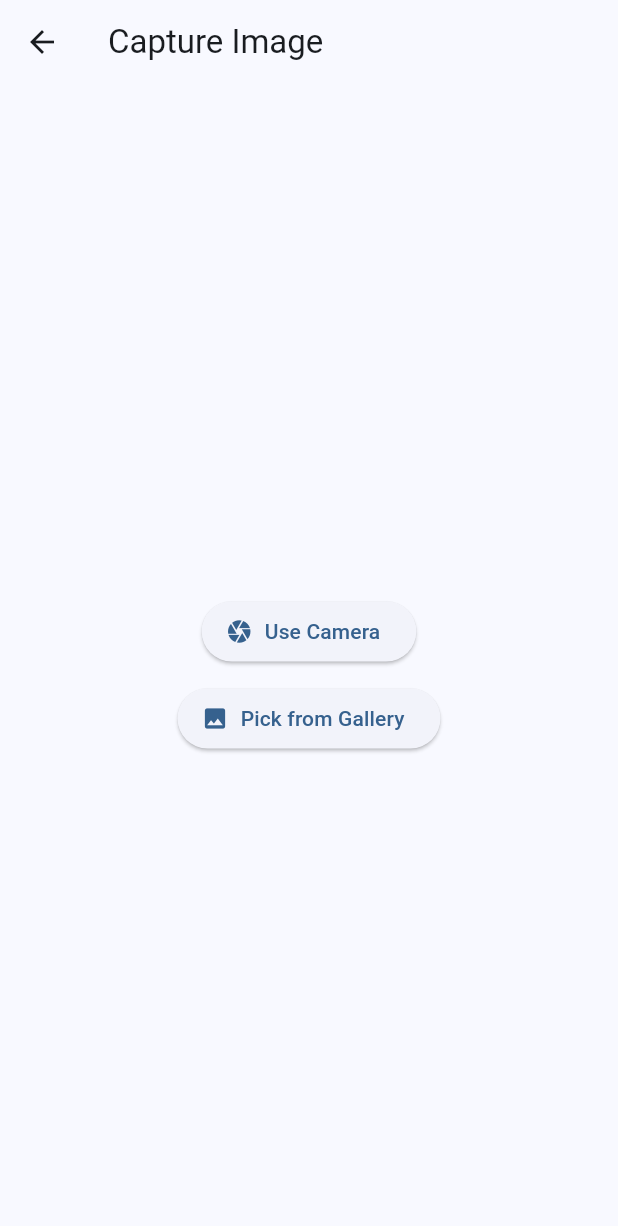
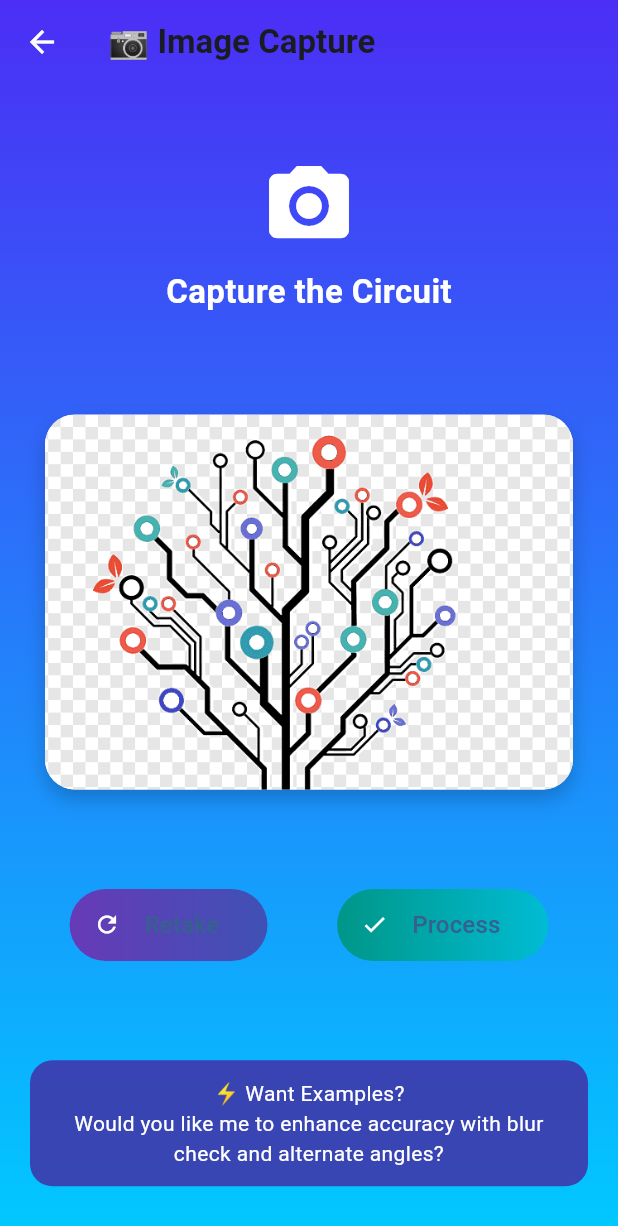
Before and after one commit to supunabeywickrama/circuit_detector_app, a Flutter app: the screen it shows after launch, after a tap on "Capture Circuit Image", on a phone screen of 412 x 824 dp. Shown: the top 1226 px of the screen. Run offline on Flutter 3.47's test engine with Material 3 defaults, Android fonts, the phone set to English and light mode, and no system bars.

Commit message:
changes the home and camara UI

```diff
--- /dev/null
+++ b/devtools_options.yaml
@@ -0,0 +1,3 @@
+description: This file stores settings for Dart & Flutter DevTools.
+documentation: https://docs.flutter.dev/tools/devtools/extensions#configure-extension-enablement-states
+extensions:
--- a/lib/main.dart
+++ b/lib/main.dart
@@ -4,7 +4,6 @@ import 'package:flutter/material.dart';
 import 'pages/home_page.dart';
 import 'pages/settings_page.dart';
 import 'pages/history_page.dart';
-import 'services/theme_provider.dart';
 import 'package:provider/provider.dart';
 
 void main() {
--- a/lib/pages/camera_page.dart
+++ b/lib/pages/camera_page.dart
@@ -1,63 +1,145 @@
-import 'dart:io';
 import 'package:flutter/material.dart';
-import 'package:image_picker/image_picker.dart';
 import 'results_page.dart';
 
-class CameraPage extends StatefulWidget {
+class CameraPage extends StatelessWidget {
   const CameraPage({super.key});
 
   @override
-  State<CameraPage> createState() => _CameraPageState();
-}
+  Widget build(BuildContext context) {
+    return Scaffold(
+      extendBodyBehindAppBar: true,
+      appBar: AppBar(
+        backgroundColor: Colors.transparent,
+        elevation: 0,
+        title: const Text("📷 Image Capture", style: TextStyle(fontWeight: FontWeight.bold)),
+        leading: BackButton(color: Colors.white),
+      ),
+      body: Container(
+        decoration: const BoxDecoration(
+          gradient: LinearGradient(
+            colors: [Color(0xFF4B2EF5), Color(0xFF00C9FF)],
+            begin: Alignment.topCenter,
+            end: Alignment.bottomCenter,
+          ),
+        ),
+        child: SafeArea(
+          child: Column(
+            mainAxisAlignment: MainAxisAlignment.spaceAround,
+            children: [
+              // Title + Camera Icon
+              Column(
+                children: const [
+                  SizedBox(height: 16),
+                  Icon(Icons.camera_alt, size: 64, color: Colors.white),
+                  SizedBox(height: 10),
+                  Text(
+                    "Capture the Circuit",
+                    style: TextStyle(
+                      color: Colors.white,
+                      fontSize: 22,
+                      fontWeight: FontWeight.bold,
+                    ),
+                  ),
+                ],
+              ),
 
-class _CameraPageState extends State<CameraPage> {
-  final ImagePicker _picker = ImagePicker();
-  File? _imageFile;
-  bool _isLoading = false;
+              // Fake Preview Box
+              Container(
+                margin: const EdgeInsets.symmetric(horizontal: 30),
+                height: 250,
+                decoration: BoxDecoration(
+                  color: Colors.white,
+                  borderRadius: BorderRadius.circular(20),
+                  image: const DecorationImage(
+                    image: AssetImage('assets/images/circuit_placeholder.png'),
+                    fit: BoxFit.cover,
+                  ),
+                  boxShadow: [
+                    BoxShadow(
+                      color: Colors.black.withOpacity(0.2),
+                      blurRadius: 10,
+                      offset: const Offset(0, 6),
+                    ),
+                  ],
+                ),
+              ),
 
-  Future<void> _pickImage(ImageSource source) async {
-    final XFile? image = await _picker.pickImage(source: source);
-    if (image == null) return;
-
-    setState(() {
-      _imageFile = File(image.path);
-      _isLoading = true;
-    });
-
-    // Simulate delay before showing result
-    await Future.delayed(const Duration(seconds: 1));
-    setState(() => _isLoading = false);
-
+              // Retake & Process Buttons
+              Row(
+                mainAxisAlignment: MainAxisAlignment.spaceEvenly,
+                children: [
+                  _buildRoundedButton(
+                    label: "Retake",
+                    color1: Colors.deepPurple,
+                    color2: Colors.indigo,
+                    icon: Icons.refresh,
+                    onPressed: () {
+                      // Implement camera reset
+                      ScaffoldMessenger.of(context).showSnackBar(
+                        const SnackBar(content: Text("Camera reset not implemented")),
+                      );
+                    },
+                  ),
+                  _buildRoundedButton(
+                    label: "Process",
+                    color1: Colors.teal,
+                    color2: Colors.cyan,
+                    icon: Icons.check,
+                    onPressed: () {
                       Navigator.push(
                         context,
                         MaterialPageRoute(builder: (_) => const ResultsPage()),
                       );
+                    },
+                  ),
+                ],
+              ),
+
+              // Optional helper section
+              Container(
+                margin: const EdgeInsets.symmetric(horizontal: 20),
+                padding: const EdgeInsets.all(12),
+                decoration: BoxDecoration(
+                  color: Colors.deepPurple.shade800.withOpacity(0.8),
+                  borderRadius: BorderRadius.circular(15),
+                ),
+                child: const Text(
+                  "⚡ Want Examples?\nWould you like me to enhance accuracy with blur check and alternate angles?",
+                  textAlign: TextAlign.center,
+                  style: TextStyle(color: Colors.white),
+                ),
+              ),
+            ],
+          ),
+        ),
+      ),
+    );
   }
 
-  @override
-  Widget build(BuildContext context) {
-    return Scaffold(
-      appBar: AppBar(title: const Text("Capture Image")),
-      body: Center(
-        child: _isLoading
-            ? const CircularProgressIndicator()
-            : Column(
-                mainAxisAlignment: MainAxisAlignment.center,
-                children: [
-                  if (_imageFile != null) Image.file(_imageFile!, height: 200),
-                  const SizedBox(height: 20),
-                  ElevatedButton.icon(
-                    icon: const Icon(Icons.camera),
-                    label: const Text("Use Camera"),
-                    onPressed: () => _pickImage(ImageSource.camera),
+  Widget _buildRoundedButton({
+    required String label,
+    required Color color1,
+    required Color color2,
+    required IconData icon,
+    required VoidCallback onPressed,
+  }) {
+    return Container(
+      decoration: BoxDecoration(
+        gradient: LinearGradient(colors: [color1, color2]),
+        borderRadius: BorderRadius.circular(30),
       ),
-                  const SizedBox(height: 10),
-                  ElevatedButton.icon(
-                    icon: const Icon(Icons.photo),
-                    label: const Text("Pick from Gallery"),
-                    onPressed: () => _pickImage(ImageSource.gallery),
+      child: ElevatedButton.icon(
+        icon: Icon(icon, color: Colors.white),
+        label: Padding(
+          padding: const EdgeInsets.symmetric(vertical: 12, horizontal: 8),
+          child: Text(label, style: const TextStyle(fontSize: 16)),
         ),
-                ],
+        onPressed: onPressed,
+        style: ElevatedButton.styleFrom(
+          backgroundColor: Colors.transparent,
+          shadowColor: Colors.transparent,
+          elevation: 0,
+          shape: RoundedRectangleBorder(borderRadius: BorderRadius.circular(30)),
         ),
       ),
     );
--- a/lib/pages/home_page.dart
+++ b/lib/pages/home_page.dart
@@ -9,35 +9,61 @@ class HomePage extends StatelessWidget {
   @override
   Widget build(BuildContext context) {
     return Scaffold(
+      extendBodyBehindAppBar: true,
       appBar: AppBar(
-        title: const Text('⚡ Circuit Detector'),
+        backgroundColor: Colors.transparent,
+        elevation: 0,
+        title: const Text("Circuit Detector ⚡", style: TextStyle(fontWeight: FontWeight.bold)),
         actions: [
           IconButton(
             icon: const Icon(Icons.settings),
-            onPressed: () {
-              Navigator.push(
+            tooltip: "Settings",
+            onPressed: () => Navigator.push(
               context,
               MaterialPageRoute(builder: (_) => const SettingsPage()),
-              );
-            },
-          )
+            ),
+          ),
         ],
       ),
-      body: Center(
+      body: Stack(
+        children: [
+          // Background Image
+          SizedBox.expand(
+            child: Image.asset(
+              "assets/images/home_page_bg.webp",
+              fit: BoxFit.cover,
+              color: Colors.black.withOpacity(0.25),
+              colorBlendMode: BlendMode.darken,
+            ),
+          ),
+
+          // Foreground content
+          Center(
             child: Padding(
-          padding: const EdgeInsets.all(24.0),
+              padding: const EdgeInsets.symmetric(horizontal: 30.0),
               child: Column(
                 mainAxisAlignment: MainAxisAlignment.center,
                 children: [
-              const Icon(Icons.electrical_services, size: 100, color: Colors.blueAccent),
+                  const Text(
+                    "Welcome to",
+                    style: TextStyle(fontSize: 22, color: Colors.white),
+                  ),
+                  const SizedBox(height: 5),
+                  const Text(
+                    "Circuit Detector",
+                    style: TextStyle(
+                      fontSize: 32,
+                      fontWeight: FontWeight.bold,
+                      color: Colors.white,
+                    ),
+                  ),
                   const SizedBox(height: 40),
-              ElevatedButton.icon(
-                icon: const Icon(Icons.camera_alt),
-                label: const Text('Capture Circuit Image'),
-                style: ElevatedButton.styleFrom(
-                  minimumSize: const Size.fromHeight(50),
-                  backgroundColor: Colors.blue,
-                ),
+
+                  // Capture Button
+                  _buildGradientButton(
+                    text: 'Capture Circuit Image',
+                    icon: Icons.camera_alt,
+                    gradientColors: const [Color(0xFF00C6FF), Color(0xFF0072FF)],
                     onPressed: () {
                       Navigator.push(
                         context,
@@ -46,13 +72,12 @@ class HomePage extends StatelessWidget {
                     },
                   ),
                   const SizedBox(height: 20),
-              ElevatedButton.icon(
-                icon: const Icon(Icons.history),
-                label: const Text('View History'),
-                style: ElevatedButton.styleFrom(
-                  minimumSize: const Size.fromHeight(50),
-                  backgroundColor: Colors.grey.shade800,
-                ),
+
+                  // History Button
+                  _buildGradientButton(
+                    text: 'View Scan History',
+                    icon: Icons.history,
+                    gradientColors: const [Color(0xFF9F44D3), Color(0xFF6A3093)],
                     onPressed: () {
                       Navigator.push(
                         context,
@@ -63,6 +88,38 @@ class HomePage extends StatelessWidget {
                 ],
               ),
             ),
+          )
+        ],
+      ),
+    );
+  }
+
+  // 🔧 Gradient Button Widget
+  Widget _buildGradientButton({
+    required String text,
+    required IconData icon,
+    required List<Color> gradientColors,
+    required VoidCallback onPressed,
+  }) {
+    return Container(
+      decoration: BoxDecoration(
+        gradient: LinearGradient(colors: gradientColors),
+        borderRadius: BorderRadius.circular(15),
+      ),
+      child: ElevatedButton.icon(
+        icon: Icon(icon, color: Colors.white),
+        label: Padding(
+          padding: const EdgeInsets.symmetric(vertical: 14),
+          child: Text(text, style: const TextStyle(fontSize: 18)),
+        ),
+        style: ElevatedButton.styleFrom(
+          backgroundColor: Colors.transparent,
+          shadowColor: Colors.transparent,
+          elevation: 0,
+          shape: RoundedRectangleBorder(borderRadius: BorderRadius.circular(15)),
+          padding: const EdgeInsets.symmetric(horizontal: 20),
+        ),
+        onPressed: onPressed,
       ),
     );
   }
--- a/lib/pages/settings_page.dart
+++ b/lib/pages/settings_page.dart
@@ -1,7 +1,6 @@
 import 'package:circuit_detector_app/pages/theme_provider.dart';
 import 'package:flutter/material.dart';
 import 'package:provider/provider.dart';
-import '../services/theme_provider.dart';
 
 class SettingsPage extends StatelessWidget {
   const SettingsPage({super.key});
```
Also changed, not shown: pubspec.yaml (+3 -4 lines), assets/images/circuit_placeholder.png (added), assets/images/home_page_bg.webp (added). Lines whose indentation alone changed are shown as unchanged.
